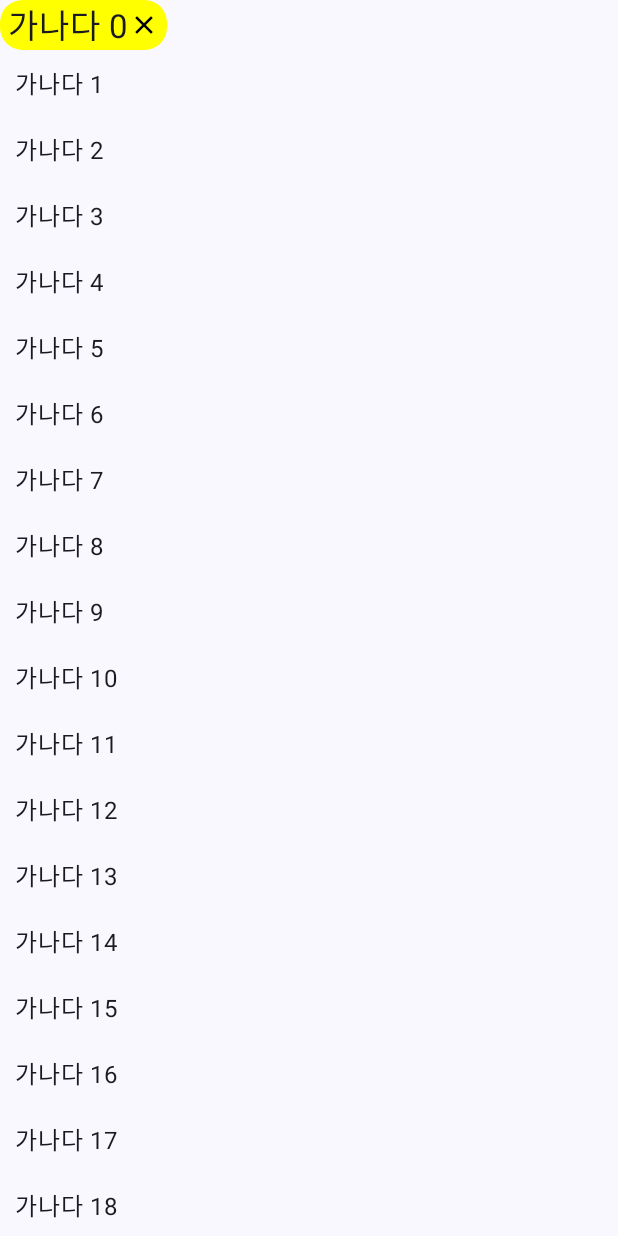
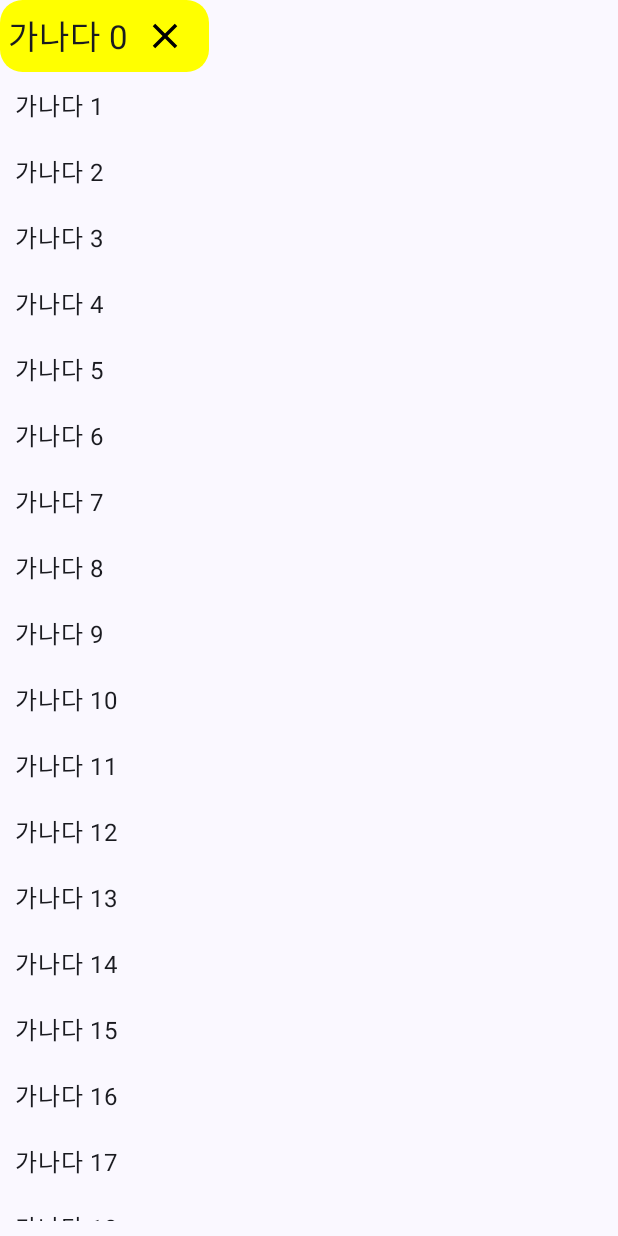
Before and after one commit to zinc0214/SomethingToCompose, an Android app built with Jetpack Compose: the screen it shows after launch (MainActivity), after a tap on an icon or button, on a phone screen of 412 x 824 dp. Run offline under Robolectric (Android 15) with nearby library versions, the phone set to English and light mode, and no system bars; our stand-ins replace accompanist.

Commit message:
icon button resize 누락된 코드 추가

```diff
--- a/app/src/main/java/com/hana/somethingtocompose/screens/AutoSizeScreen.kt
+++ b/app/src/main/java/com/hana/somethingtocompose/screens/AutoSizeScreen.kt
@@ -25,6 +25,7 @@ import androidx.compose.ui.graphics.Color
 import androidx.compose.ui.layout.onGloballyPositioned
 import androidx.compose.ui.platform.LocalDensity
 import androidx.compose.ui.res.painterResource
+import androidx.compose.ui.unit.Dp
 import androidx.compose.ui.unit.TextUnit
 import androidx.compose.ui.unit.dp
 import androidx.compose.ui.unit.sp
@@ -120,6 +121,7 @@ fun MentionedListView() {
                 CommentSelectedItemView(
                     commenter = item,
                     textSize = fontSize.value.sp,
+                    iconSize = iconSize.value.dp,
                     delete = { id ->
                         selectedFriends.removeAll { it.userId == id }
                     })
@@ -141,6 +143,7 @@ fun MentionedListView() {
 private fun CommentSelectedItemView(
     commenter: CommentMentionInfo,
     textSize: TextUnit,
+    iconSize: Dp,
     delete: (String) -> Unit
 ) {
     Row(
@@ -154,13 +157,12 @@ private fun CommentSelectedItemView(
         IconButton(
             onClick = {
                 delete(commenter.userId)
-            },
-            modifier = Modifier
-                .size(20.dp)
-                .padding(0.dp)
-        ) {
+            }) {
             Image(
                 painter = painterResource(R.drawable.baseline_close_24),
+                modifier = Modifier
+                    .size(iconSize)
+                    .padding(0.dp),
                 contentDescription = null
             )
         }
```
